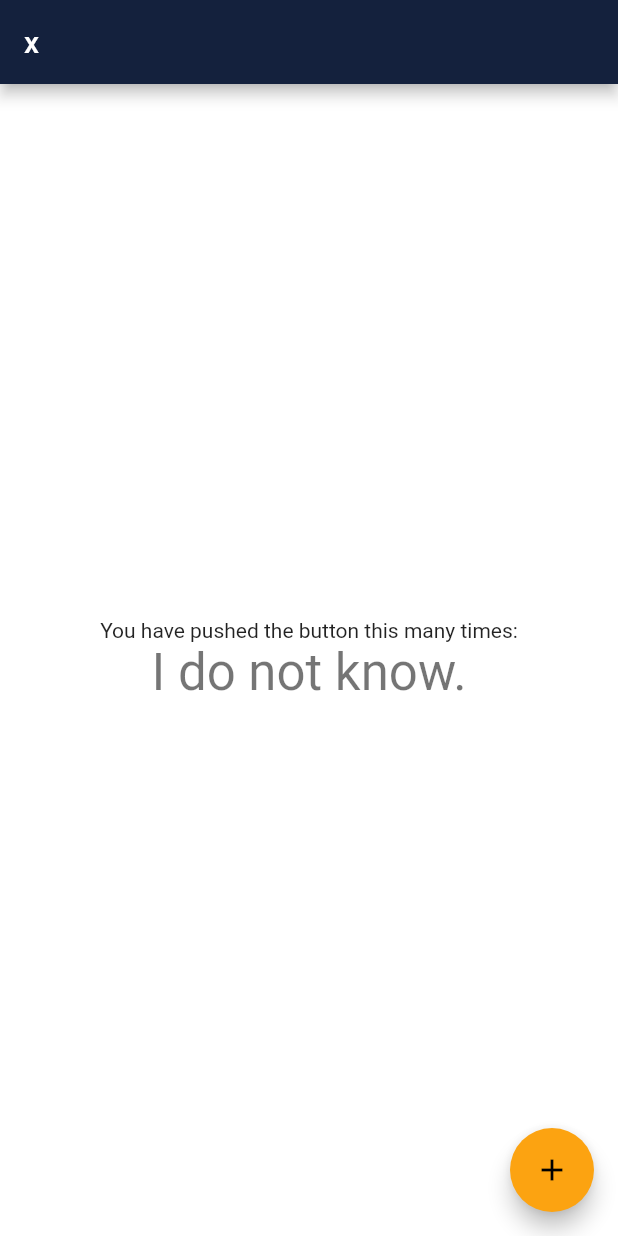
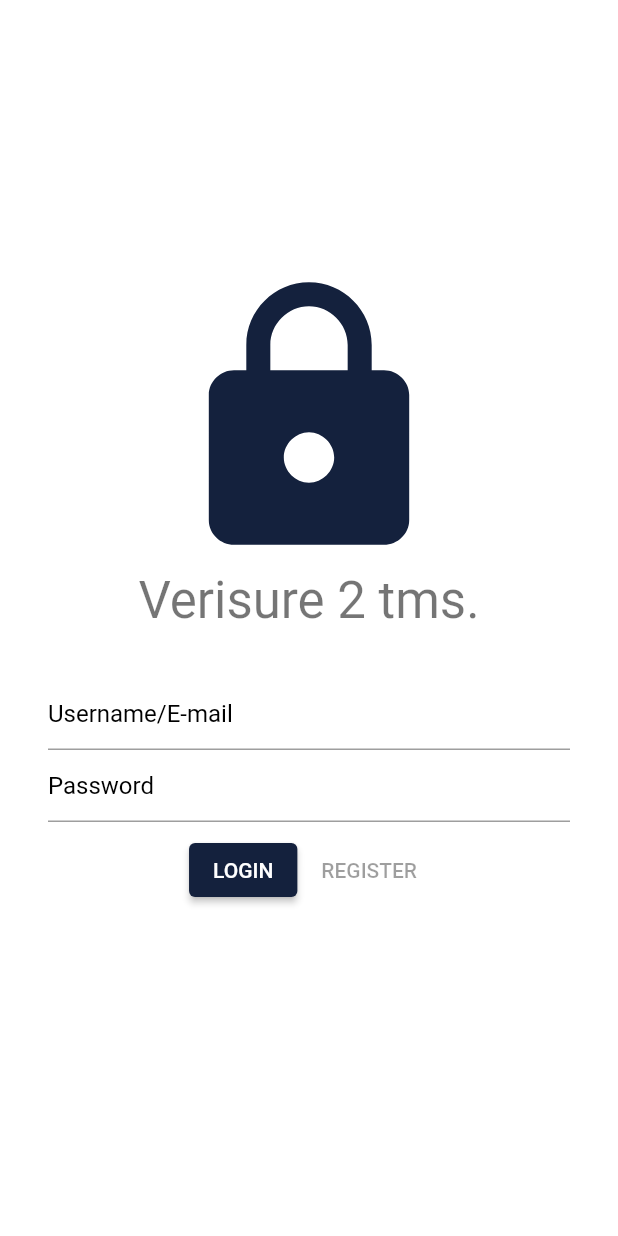
Before and after one commit to t33bone/Project_2020, a Flutter app: the screen it shows after launch, on a phone screen of 412 x 824 dp. Run offline on Flutter 3.47's test engine with Material 2 defaults, Android fonts, the phone set to English and light mode, and no system bars.

Commit message:
Updated login screen, modified theme

```diff
--- a/flutter_app/security_control/lib/pages/login_page/login.dart
+++ b/flutter_app/security_control/lib/pages/login_page/login.dart
@@ -15,33 +15,73 @@
   @override
   Widget build(BuildContext context){
     return Scaffold(
-      appBar: AppBar(
-        title: Text('x'),
-      ),
       body: Center(
-        // Center is a layout widget. It takes a single child and positions it
-        // in the middle of the parent.
         child: Column(
+          mainAxisSize: MainAxisSize.min,
           mainAxisAlignment: MainAxisAlignment.center,
           children: <Widget>[
-            Text(
-              'You have pushed the button this many times:',
+            Icon(
+              Icons.lock,
+              color: Theme.of(context).primaryColor,
+              size: 200
             ),
             Text(
-              'I do not know.',
+              'Verisure 2 tms.',
               style: Theme.of(context).textTheme.headline4,
             ),
+            Container(
+              margin: EdgeInsets.all(16), // Change to size instead of margin for larger screens
+              padding: EdgeInsets.all(16),
+              decoration: BoxDecoration(
+                color: Theme.of(context).cardColor,
+                borderRadius: BorderRadius.all(Radius.circular(14)),
+              ),
+              child:
+                  Column(
+                    children: <Widget> [
+                      TextField(
+                        decoration: InputDecoration(
+                        hintText: 'Username/E-mail',
+                        hintStyle: TextStyle(
+                          color: Theme.of(context).colorScheme.onSurface
+                        ),
+                        border: UnderlineInputBorder(
+
+                        )
+                      ),
+                      ),
+                      TextField(
+                        obscureText: true,
+                        decoration: InputDecoration(
+                            hintText: 'Password',
+                            hintStyle: TextStyle(
+                                color: Theme.of(context).colorScheme.onSurface
+                            ),
+                            border: UnderlineInputBorder(
+
+                            )
+                        ),
+                      ),
+                      ButtonBar(
+                        alignment: MainAxisAlignment.center,
+                        mainAxisSize: MainAxisSize.max,
+                        children: <Widget>[
+                          ElevatedButton(onPressed: (){
+                            Navigator.pushReplacementNamed(context, '/HomePage');
+                          },
+                          child: Text('LOGIN'),
+                          ),
+                          FlatButton(onPressed: null,
+                              child: Text('REGISTER')),
+                        ],
+                      )
+                    ]
+                  )
+            ),
+
           ],
         ),
       ),
-
-      floatingActionButton: FloatingActionButton(
-        onPressed: () {
-          Navigator.pushReplacementNamed(context, '/HomePage');
-        },
-        tooltip: 'Increment',
-        child: Icon(Icons.add),
-      ), // This trailing comma makes auto-formatting nicer for build methods.
     );
   }
 }
--- a/flutter_app/security_control/lib/theme.dart
+++ b/flutter_app/security_control/lib/theme.dart
@@ -19,11 +19,15 @@
 const Color _onErrorColor = Color(0xFFC20000); // May be subject to change
 const Brightness _brightness = Brightness.light; // May be subject to change
 
-// Colors specific for dark mode:
+// Colors specific for dark mode (will have to modify and add more colors):
 const Color _onBackgroundColorDarkMode = Color(0xFFFFFFFF);
 const Color _onSurfaceColorDarkMode = Color(0xFFFFFFFF);
+const Color _hintColorDarkMode = Color(0xFFE5E5E5);
+const Brightness _brightnessDarkMode = Brightness.dark;
 
 // Create ThemeData from colorScheme (simplest, generates all needed colors):
+//    problem with ThemeData.from > Cannot modify 'final' properties afterwards...
+//    -> May have to change to assigning everything by hand.
 ThemeData getAppTheme(BuildContext context) => ThemeData.from(
 
   colorScheme: ColorScheme(primary: _primaryColor,
@@ -49,8 +53,7 @@
 
 // For dark theme (is there a better way to do this other than a separate function?):
 ThemeData getAppThemeDark(BuildContext context) => ThemeData.from(
-
-    colorScheme: ColorScheme(
+  colorScheme: ColorScheme(
       primary: _primaryColor,
       primaryVariant: _primaryColorLight,
       secondary: _accentColor,
@@ -67,6 +70,12 @@
 
   // Define white text as default for everything in dark mode:
   textTheme: TextTheme(
+    overline: TextStyle(
+      color: _onBackgroundColorDarkMode,
+    ),
+    button: TextStyle(
+      color: _onBackgroundColorDarkMode,
+    ),
     headline1: TextStyle(
       color: _onBackgroundColorDarkMode,
     ),
@@ -83,16 +92,16 @@
       color: _onBackgroundColorDarkMode,
     ),
     headline6: TextStyle(
-      color:_onBackgroundColorDarkMode,
+      color: _onBackgroundColorDarkMode,
     ),
     subtitle1: TextStyle(
-      color:_onBackgroundColorDarkMode,
+      color: _onBackgroundColorDarkMode,
     ),
     subtitle2: TextStyle(
       color: _onBackgroundColorDarkMode,
     ),
     bodyText1: TextStyle(
-      color:_onBackgroundColorDarkMode,
+      color: _onBackgroundColorDarkMode,
     ),
     bodyText2: TextStyle(
       color: _onBackgroundColorDarkMode,
@@ -100,5 +109,5 @@
     caption: TextStyle(
       color: _onBackgroundColorDarkMode,
     ),
-  )
+  ),
 );
```
